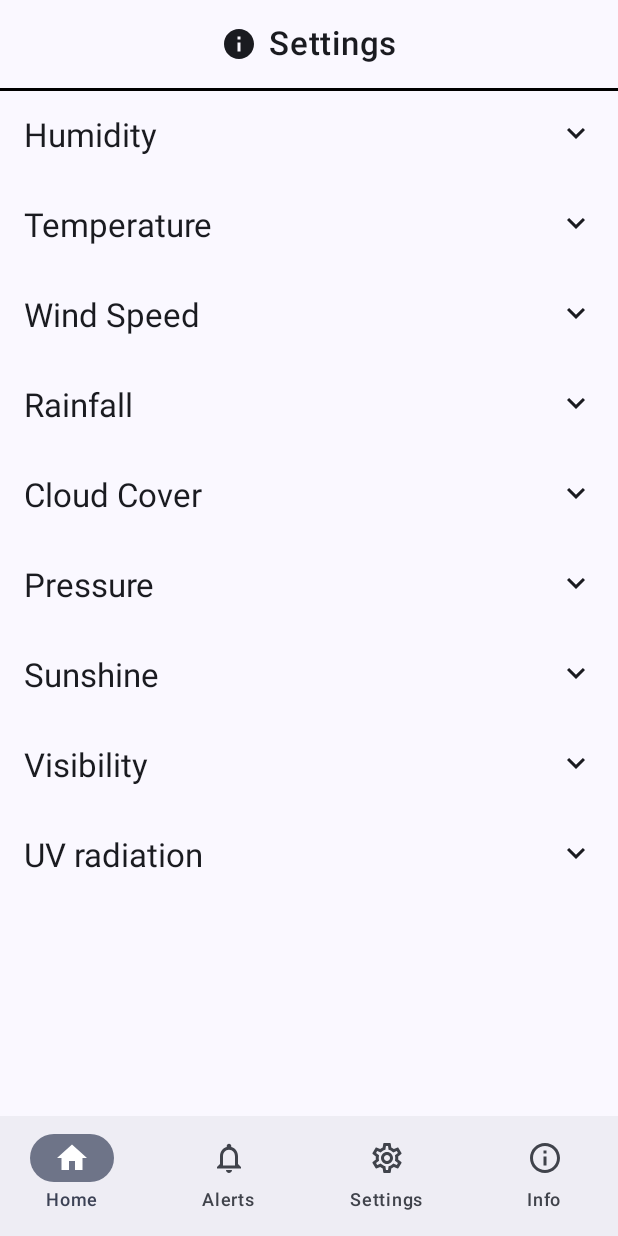
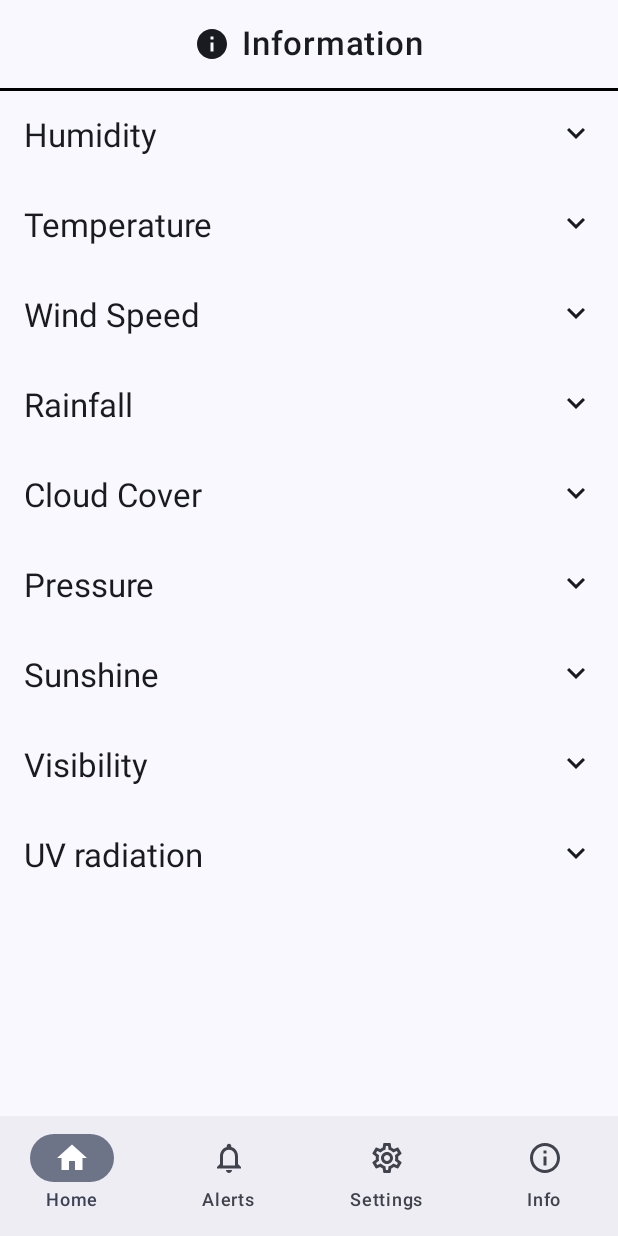
Before and after one commit to Vetledrage/WeatherApp, an Android app built with Jetpack Compose: the composable InformationScreen shown on its own in the app's theme, on a phone screen of 412 x 824 dp. Run offline under Robolectric (Android 15) with nearby library versions, the phone set to English and light mode, and no system bars; 2 statements that could not run were skipped.

Commit message:
Update Header.kt

```diff
--- a/app/src/main/java/no/uio/ifi/in2000/smsolsae/in2000_prosjektoppgave/ui/components/Header.kt
+++ b/app/src/main/java/no/uio/ifi/in2000/smsolsae/in2000_prosjektoppgave/ui/components/Header.kt
@@ -7,8 +7,6 @@ import androidx.compose.foundation.layout.fillMaxWidth
 import androidx.compose.foundation.layout.padding
 import androidx.compose.foundation.layout.size
 import androidx.compose.foundation.layout.width
-import androidx.compose.material.icons.Icons
-import androidx.compose.material.icons.filled.Settings
 import androidx.compose.material3.HorizontalDivider
 import androidx.compose.material3.Icon
 import androidx.compose.material3.Text
@@ -37,7 +35,7 @@ fun Header(label: String, icon: ImageVector){
         )
         Spacer(modifier = Modifier.width(8.dp))
         Text(
-            text = "Settings",
+            text = label,
             fontSize = 22.sp,
             fontWeight = FontWeight(600)
         )
```
